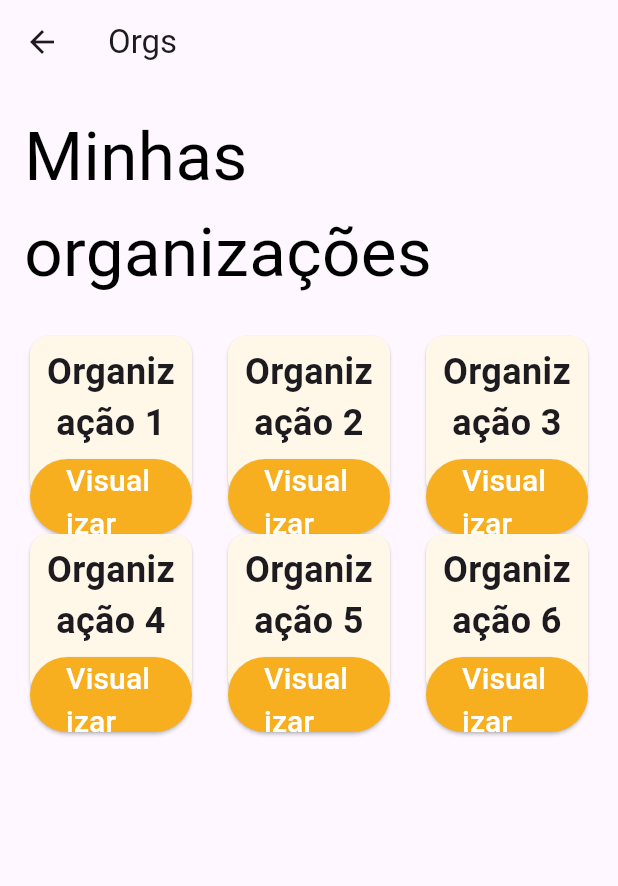
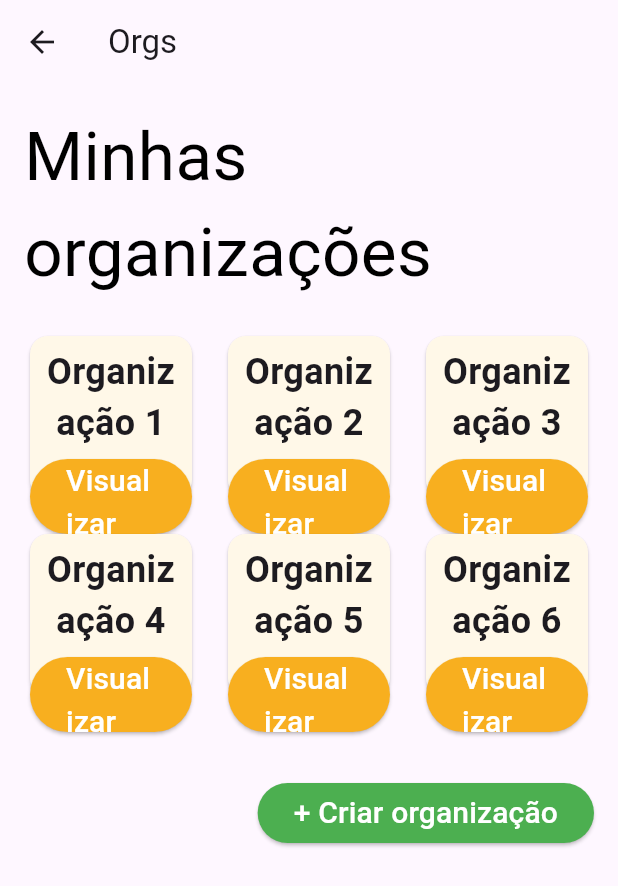
Before and after one commit to notOliveira/ZeroFlutter, a Flutter app: the OrgsScreen screen opened by its route, on a phone screen of 412 x 824 dp. Shown: the top 886 px of the screen. Run offline on Flutter 3.47's test engine with Material 3 defaults, Android fonts, the phone set to English and light mode, and no system bars.

Commit message:
Adicionando o botão de criar organização

```diff
--- a/lib/orgs.dart
+++ b/lib/orgs.dart
@@ -60,6 +60,7 @@ class _OrgsScreenState extends State<OrgsScreen> {
                               textAlign: TextAlign.center,
                             ),
                           ),
+                          // Este botão é para cada card de organização
                           Container(
                             width: double.infinity,
                             height: 50.0,
@@ -79,6 +80,22 @@ class _OrgsScreenState extends State<OrgsScreen> {
                   );
                 }),
               ),
+              SizedBox(height: 50.0),
+              // Este é o botão para criar uma nova organização
+              Row(
+                mainAxisAlignment: MainAxisAlignment.end,
+                children: [
+                  ElevatedButton(
+                    onPressed: () {
+                      // Ação do botão de criar organização
+                    },
+                    child: Text('+ Criar organização', style: TextStyle(fontSize: 20.0, color: Colors.white)),
+                    style: ElevatedButton.styleFrom(
+                      backgroundColor: Colors.green,
+                    ),
+                  ),
+                ],
+              ),
             ],
           ),
         ),
```
